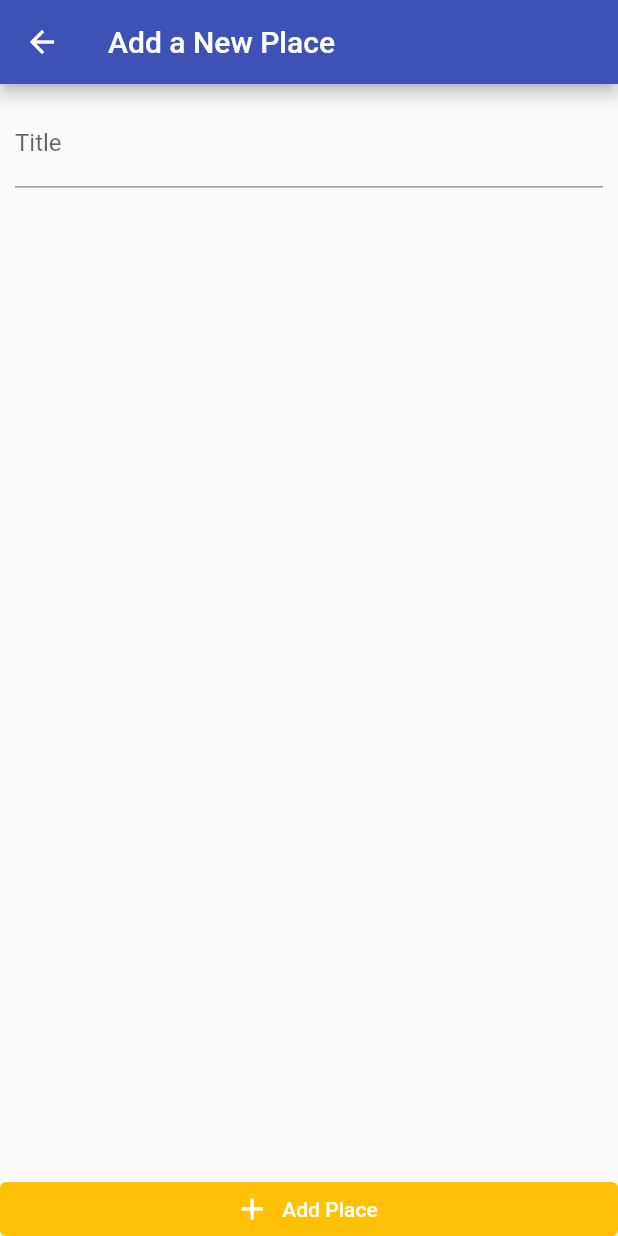
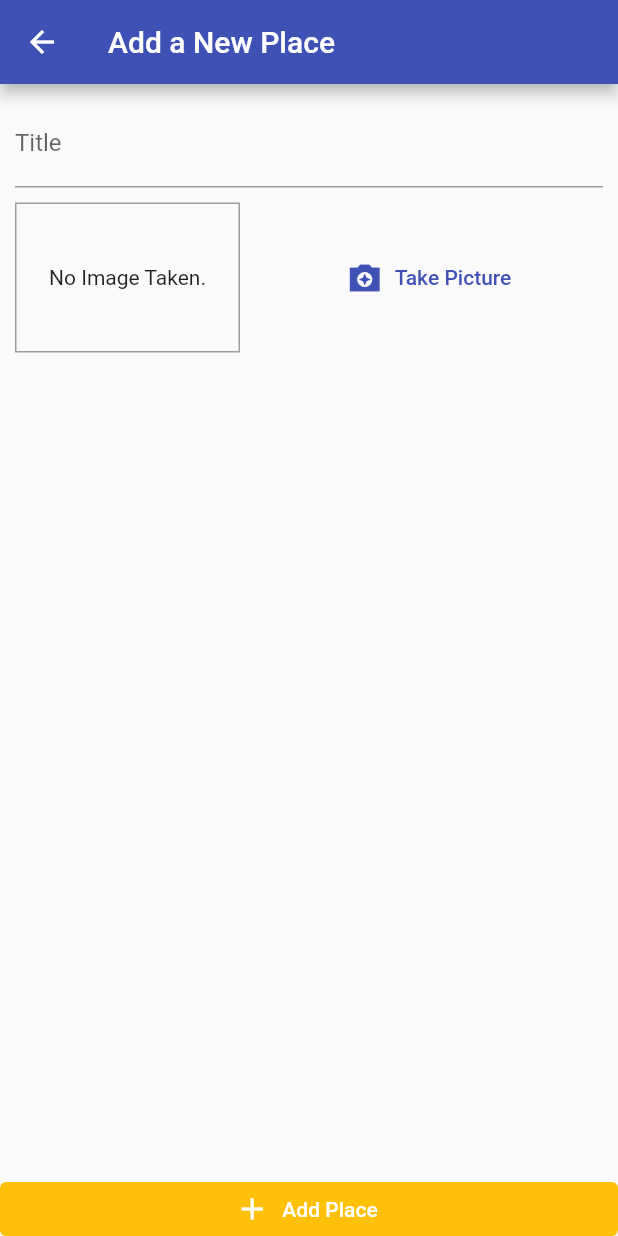
Before and after one commit to Russkazkin/flutter_places, a Flutter app: the AddPlaceScreen screen opened by its route, on a phone screen of 412 x 824 dp. Run offline on Flutter 3.47's test engine with Material 2 defaults, Android fonts, the phone set to English and light mode, and no system bars; missing offline and left inert: dart:ffi.

Commit message:
Add image_input widget

```diff
--- a/lib/screens/add_place_screen.dart
+++ b/lib/screens/add_place_screen.dart
@@ -1,4 +1,6 @@
 import 'package:flutter/material.dart';
+
+import '../widgets/image_input.dart';
 
 class AddPlaceScreen extends StatefulWidget {
   const AddPlaceScreen({Key key}) : super(key: key);
@@ -32,6 +34,8 @@ class _AddPlaceScreenState extends State<AddPlaceScreen> {
                       ),
                       controller: _titleController,
                     ),
+                    SizedBox(height: 10,),
+                    ImageInput(),
                   ],
                 ),
               ),
--- /dev/null
+++ b/lib/widgets/image_input.dart
@@ -0,0 +1,57 @@
+import 'dart:ffi';
+import 'dart:io';
+
+import 'package:flutter/material.dart';
+
+class ImageInput extends StatefulWidget {
+  const ImageInput({Key key}) : super(key: key);
+
+  @override
+  _ImageInputState createState() => _ImageInputState();
+}
+
+class _ImageInputState extends State<ImageInput> {
+  File _storedImage;
+
+  @override
+  Widget build(BuildContext context) {
+    return Row(
+      children: [
+        Container(
+          width: 150,
+          height: 100,
+          decoration: BoxDecoration(
+            border: Border.all(
+              width: 1,
+              color: Colors.grey,
+            ),
+          ),
+          alignment: Alignment.center,
+          child: _storedImage != null
+              ? Image.file(
+                  _storedImage,
+                  fit: BoxFit.cover,
+                  width: double.infinity,
+                )
+              : Text(
+                  'No Image Taken.',
+                  textAlign: TextAlign.center,
+                ),
+        ),
+        SizedBox(
+          width: 10,
+        ),
+        Expanded(
+          child: TextButton.icon(
+            onPressed: () {},
+            icon: Icon(Icons.camera_enhance_sharp),
+            label: Text('Take Picture'),
+            style: TextButton.styleFrom(
+              primary: Theme.of(context).primaryColor,
+            ),
+          ),
+        ),
+      ],
+    );
+  }
+}
```
